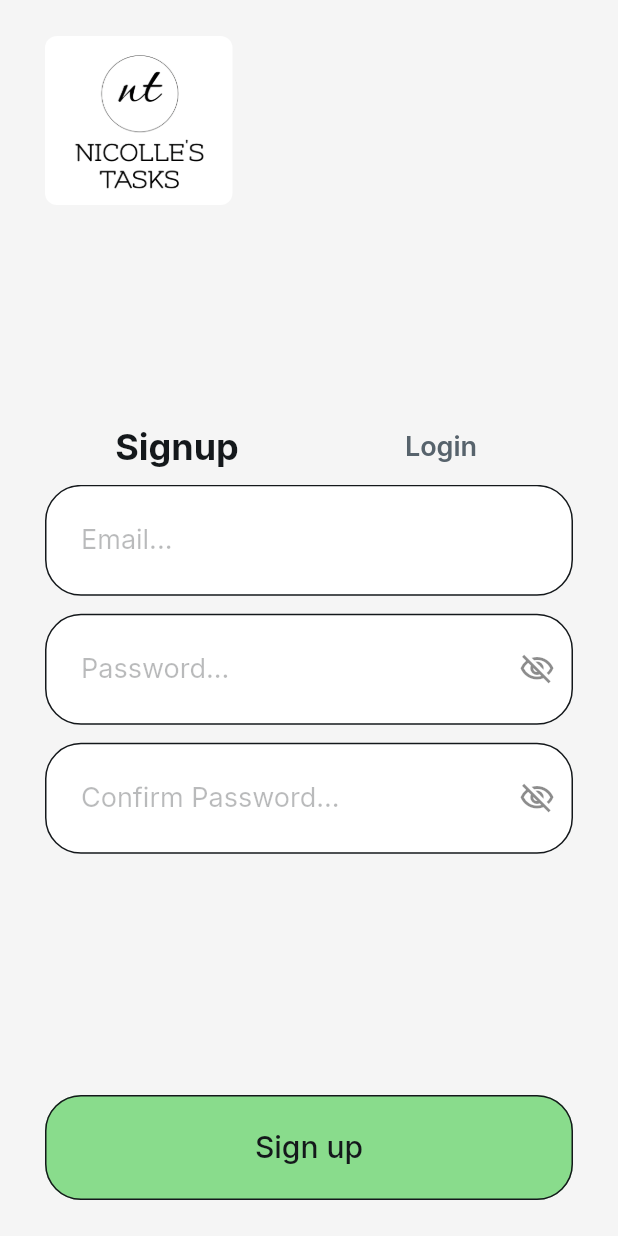
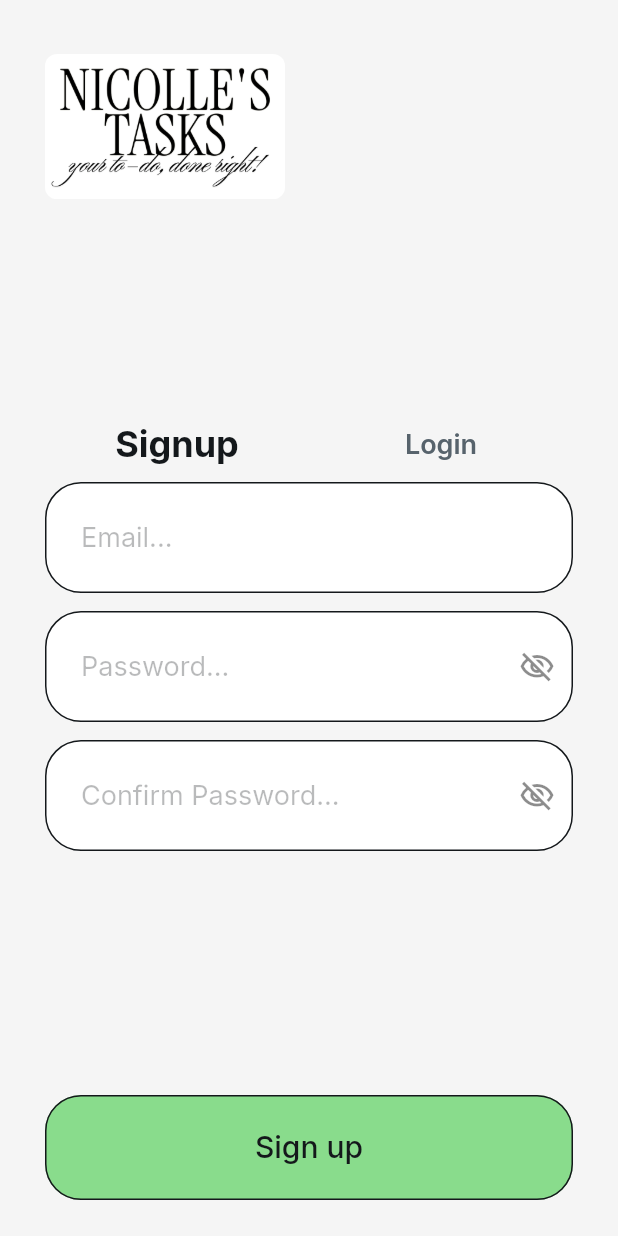
Before and after one commit to nicollecuterez/TodoApp-FlutterFlow, a Flutter app: the screen it shows after launch, on a phone screen of 412 x 824 dp. Run offline on Flutter 3.47's test engine with Material 3 defaults, Android fonts, the phone set to English and light mode, and no system bars; drawn by our look-alikes of auto_size_text; our stand-ins replace cloud_firestore, easy_debounce, file_picker, firebase_auth, firebase_core, firebase_storage and 12 more; missing offline and left inert: json_path, mime_type; accounts and stored records are empty.

Commit message:
Updating to latest FlutterFlow output.

```diff
--- a/lib/login/login_widget.dart
+++ b/lib/login/login_widget.dart
@@ -82,12 +82,16 @@ class _LoginWidgetState extends State<LoginWidget>
                   mainAxisAlignment: MainAxisAlignment.spaceBetween,
                   crossAxisAlignment: CrossAxisAlignment.start,
                   children: [
-                    ClipRRect(
-                      borderRadius: BorderRadius.circular(8.0),
-                      child: Image.asset(
-                        'assets/images/Screenshot_2025-02-07_at_5.53.31_PM.png',
-                        width: 125.0,
-                        fit: BoxFit.contain,
+                    Padding(
+                      padding:
+                          const EdgeInsetsDirectional.fromSTEB(0.0, 12.0, 0.0, 0.0),
+                      child: ClipRRect(
+                        borderRadius: BorderRadius.circular(8.0),
+                        child: Image.asset(
+                          'assets/images/Screenshot_2025-02-10_at_12.16.17_PM.png',
+                          width: 160.0,
+                          fit: BoxFit.contain,
+                        ),
                       ),
                     ),
                     Container(
```
Also changed, not shown: assets/images/Screenshot_2025-02-07_at_5.53.31_PM.png (deleted), assets/images/Screenshot_2025-02-10_at_12.16.17_PM.png (added).
